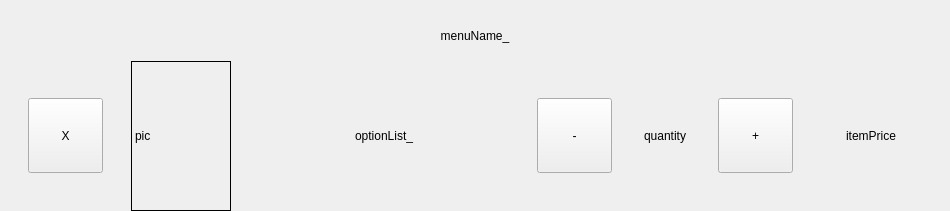
This is front/aipage/test_item.ui in LeeHuSeong/Kiosk_AI as Qt 5 draws it before an edit. The edited form follows.
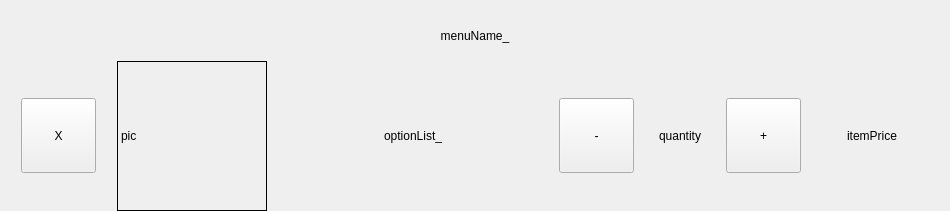
This is the edited form.

The edit to the form file:
```diff
--- a/front/aipage/test_item.ui
+++ b/front/aipage/test_item.ui
@@ -115,13 +115,13 @@
        </property>
        <property name="minimumSize">
         <size>
-         <width>100</width>
+         <width>150</width>
          <height>150</height>
         </size>
        </property>
        <property name="maximumSize">
         <size>
-         <width>100</width>
+         <width>150</width>
          <height>150</height>
         </size>
        </property>
```
